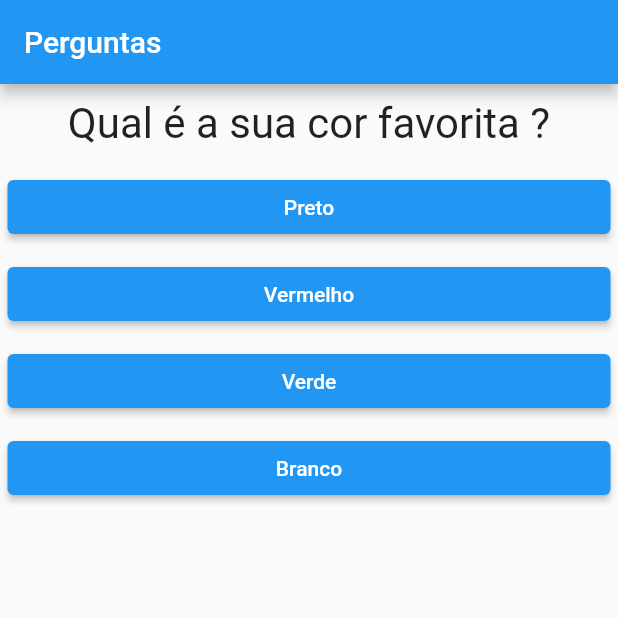
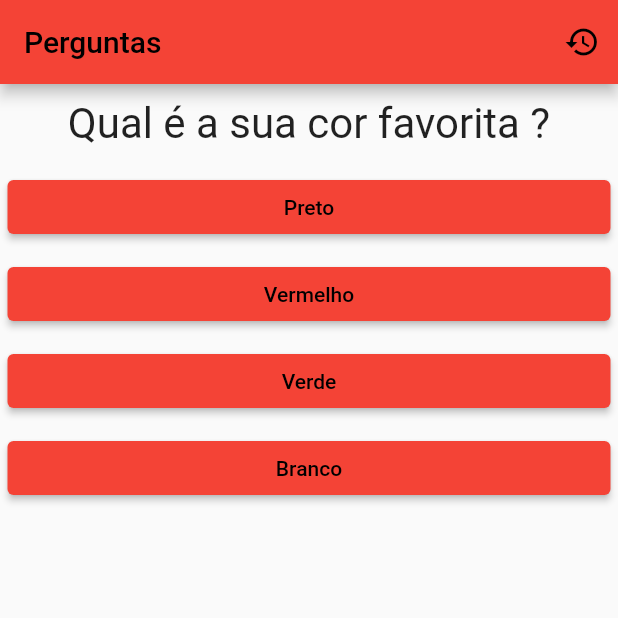
Before and after one commit to lSKYl/projeto_perguntas, a Flutter app: the screen it shows after launch, on a phone screen of 412 x 824 dp, the top half of it. Run offline on Flutter 3.47's test engine with Material 2 defaults, Android fonts, the phone set to English and light mode, and no system bars.

```diff
--- a/lib/main.dart
+++ b/lib/main.dart
@@ -65,7 +65,16 @@ class _PerguntaAppState extends State<PerguntaApp> {
     return MaterialApp(
       home: Scaffold(
         appBar: AppBar(
+          backgroundColor: Colors.red,
+          foregroundColor: Colors.black,
           title: Text('Perguntas'),
+          actions: <Widget>[
+            IconButton(
+              onPressed: _reiniciarQuestionario,
+              icon: const Icon(Icons.restore),
+              tooltip: 'Reinicia o Questionario!',
+            )
+          ],
         ),
         body: temPerguntaelecionada
             ? Questionario(
--- a/lib/resposta.dart
+++ b/lib/resposta.dart
@@ -13,7 +13,7 @@ class Resposta extends StatelessWidget {
         width: 500,
         child: ElevatedButton(
             style: ElevatedButton.styleFrom(
-                primary: Colors.blue, onPrimary: Colors.white),
+                primary: Colors.red, onPrimary: Colors.black),
             onPressed: quandoSelecionado,
             child: Text(texto)));
   }
```
